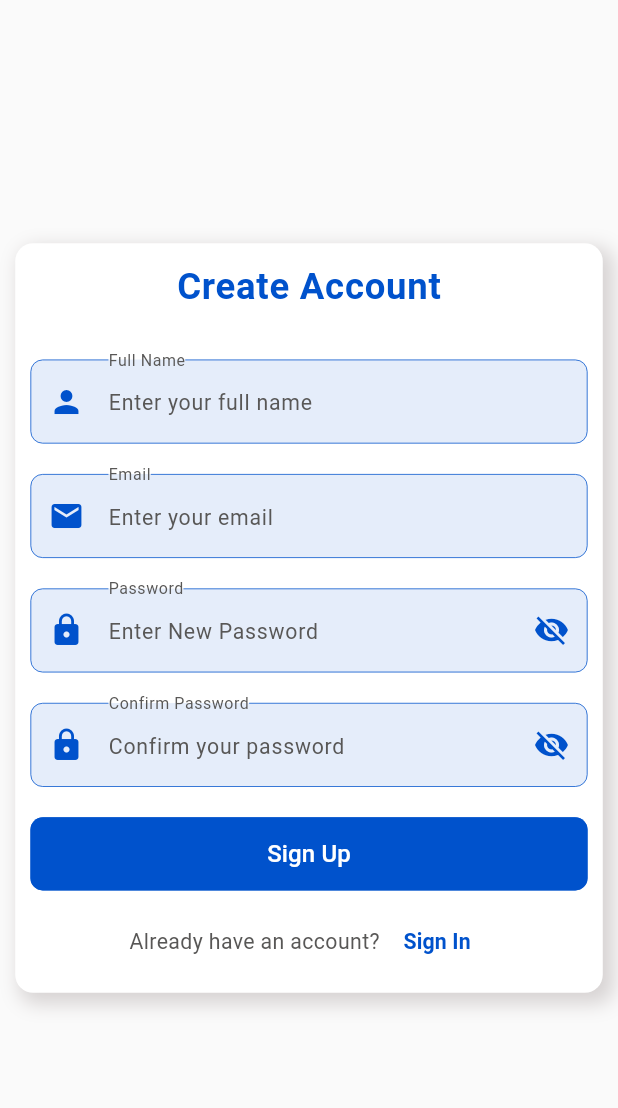
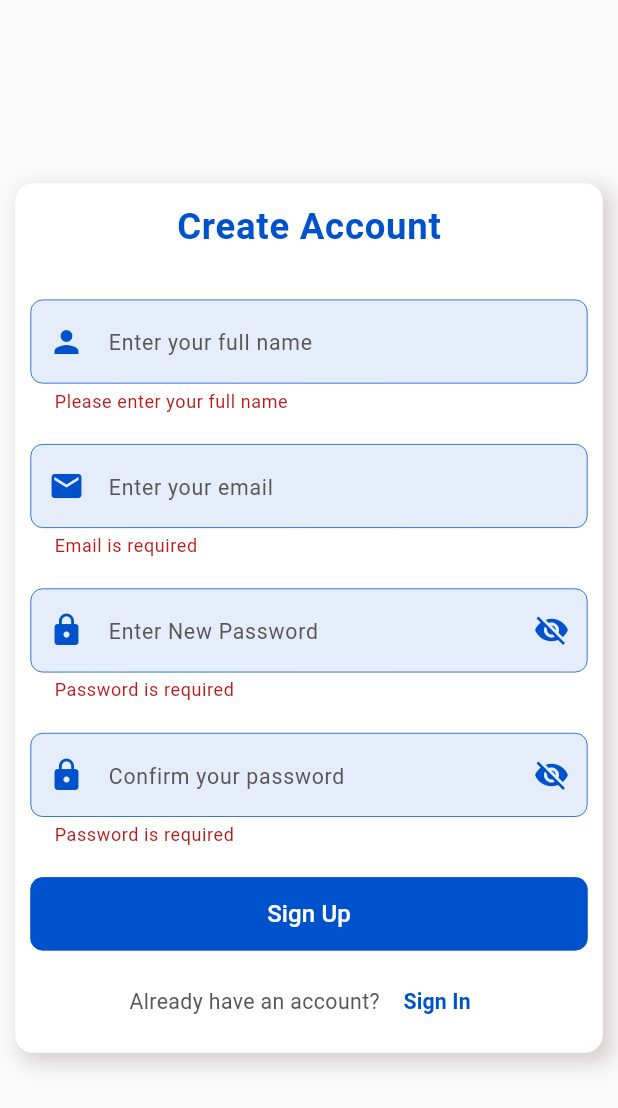
Before and after one commit to sznpok/xcenter_app, a Flutter app: the RegisterView screen opened by its route, after a tap on "Sign Up", on a phone screen of 412 x 824 dp. Shown: the top 1108 px of the screen. Run offline on Flutter 3.47's test engine with Material 3 defaults, Android fonts, the phone set to English and light mode, and no system bars; our stand-ins replace bloc, cloud_firestore, equatable, firebase_auth, firebase_core, flutter_bloc and 2 more; accounts and stored records are empty; network calls fail.

Commit message:
register completed

```diff
--- a/lib/module/auth/view/register_view.dart
+++ b/lib/module/auth/view/register_view.dart
@@ -1,8 +1,11 @@
 import 'package:flutter/material.dart';
+import 'package:flutter_bloc/flutter_bloc.dart';
 import 'package:flutter_screenutil/flutter_screenutil.dart';
+import 'package:tiktok_video/module/auth/auth_bloc/auth_bloc.dart';
 
 import '../../../constants/app_colors.dart';
 import '../../../routers/routers.dart';
+import '../../../utils/validation_mixin.dart';
 import '../../../widgets/custom_button.dart';
 import '../../../widgets/custom_text_form.dart';
 
@@ -22,13 +25,18 @@ class RegisterView extends StatelessWidget {
 
   @override
   Widget build(BuildContext context) {
-    return Scaffold(
+    return BlocProvider(
+      create: (context) => AuthBloc(),
+      child: Scaffold(
         backgroundColor: AppColors.backgroundColor,
-      body: Padding(
+        body: BlocBuilder<AuthBloc, AuthState>(
+          builder: (context, state) {
+            return Padding(
               padding: EdgeInsets.all(10.sp),
               child: Center(
                 child: SingleChildScrollView(
                   child: Form(
+                    key: state.registerKey,
                     child: DecoratedBox(
                       decoration: BoxDecoration(
                         borderRadius: BorderRadius.circular(12.0),
@@ -60,7 +68,10 @@ class RegisterView extends StatelessWidget {
                             10.verticalSpace,
                             Text(
                               "Create Account",
-                        style: Theme.of(context).textTheme.bodyLarge!.copyWith(
+                              style: Theme.of(context)
+                                  .textTheme
+                                  .bodyLarge!
+                                  .copyWith(
                                     fontSize: 24.sp,
                                     fontWeight: FontWeight.w600,
                                     color: AppColors.primaryColor,
@@ -68,64 +79,144 @@ class RegisterView extends StatelessWidget {
                             ),
                             30.verticalSpace,
                             CustomTextFormField(
-                        label: "Full Name",
+                              label: "",
                               prefixIcon: Icon(
                                 Icons.person,
                                 color: AppColors.primaryColor,
                               ),
                               hintText: "Enter your full name",
                               keyboardType: TextInputType.text,
-                        onChanged: (value) {},
-                        name: "userName",
+                              validator: (value) {
+                                if (value == null || value.isEmpty) {
+                                  return "Please enter your full name";
+                                }
+                                return null;
+                              },
+                              onChanged: (value) {
+                                if (value != null) {
+                                  context
+                                      .read<AuthBloc>()
+                                      .add(FullNameChangedEvent(value));
+                                }
+                              },
+                              initialValue: state.fullName,
+                              name: "fullName",
                             ),
                             20.verticalSpace,
                             CustomTextFormField(
-                        label: "Email",
-                        prefixIcon:
-                            Icon(Icons.email, color: AppColors.primaryColor),
+                              label: "",
+                              prefixIcon: Icon(Icons.email,
+                                  color: AppColors.primaryColor),
                               hintText: "Enter your email",
-                        onChanged: (value) {},
+                              validator: (value) {
+                                if (value == null || value.isEmpty) {
+                                  return "Email is required";
+                                }
+                                if (!ValidationMixin().validateEmail(value)) {
+                                  return "Invalid email";
+                                }
+                              },
+                              onChanged: (value) {
+                                if (value != null) {
+                                  context
+                                      .read<AuthBloc>()
+                                      .add(EmailChangedEvent(value));
+                                }
+                              },
                               name: "email",
                             ),
                             20.verticalSpace,
                             CustomTextFormField(
-                        label: "Password",
-                        prefixIcon:
-                            Icon(Icons.lock, color: AppColors.primaryColor),
+                              label: "",
+                              prefixIcon: Icon(Icons.lock,
+                                  color: AppColors.primaryColor),
                               hintText: "Enter New Password",
                               name: "password",
+                              initialValue: state.password,
+                              obscureText: !state.isPasswordVisible,
                               keyboardType: TextInputType.text,
-                        onChanged: (value) {},
+                              validator: (value) {
+                                if (value == null || value.isEmpty) {
+                                  return "Password is required";
+                                }
+                                if (!ValidationMixin()
+                                    .validatePassword(value)) {
+                                  return "Invalid password";
+                                }
+                                return null;
+                              },
+                              onChanged: (value) {
+                                if (value != null) {
+                                  context
+                                      .read<AuthBloc>()
+                                      .add(PasswordChangedEvent(value));
+                                }
+                              },
                               suffixIcon: IconButton(
-                          onPressed: () {},
+                                onPressed: () {
+                                  context
+                                      .read<AuthBloc>()
+                                      .add(PasswordVisibleEvent());
+                                },
                                 icon: Icon(
-                            Icons.visibility_off,
+                                  !state.isPasswordVisible
+                                      ? Icons.visibility_off
+                                      : Icons.visibility,
                                   color: AppColors.primaryColor,
                                 ),
                               ),
                             ),
                             20.verticalSpace,
                             CustomTextFormField(
-                        label: "Confirm Password",
-                        prefixIcon:
-                            Icon(Icons.lock, color: AppColors.primaryColor),
+                              label: "",
+                              initialValue: state.confirmPassword,
+                              obscureText: !state.isConfirmPasswordVisible,
+                              prefixIcon: Icon(Icons.lock,
+                                  color: AppColors.primaryColor),
                               hintText: "Confirm your password",
+                              validator: (value) {
+                                if (value == null || value.isEmpty) {
+                                  return "Password is required";
+                                } else if (value != state.password) {
+                                  return "Passwords do not match";
+                                }
+                                if (!ValidationMixin()
+                                    .validatePassword(value)) {
+                                  return "Invalid password";
+                                }
+                                return null;
+                              },
                               keyboardType: TextInputType.text,
-                        onChanged: (value) {},
-                        name: "password",
+                              onChanged: (value) {
+                                if (value != null) {
+                                  context
+                                      .read<AuthBloc>()
+                                      .add(ConfirmPasswordChangedEvent(value));
+                                }
+                              },
+                              name: "confirmpassword",
                               suffixIcon: IconButton(
-                          onPressed: () {},
+                                onPressed: () {
+                                  context
+                                      .read<AuthBloc>()
+                                      .add(ConfirmPasswordVisibleEvent());
+                                },
                                 icon: Icon(
-                            Icons.visibility_off,
+                                  !state.isConfirmPasswordVisible
+                                      ? Icons.visibility_off
+                                      : Icons.visibility,
                                   color: AppColors.primaryColor,
                                 ),
                               ),
                             ),
                             20.verticalSpace,
                             CustomButton(
-                        onPressed: () {},
+                              onPressed: () {
+                                context.read<AuthBloc>().add(RegisterEvent());
+                              },
                               label: "Sign Up",
                               labelColor: AppColors.white,
+                              loading: state.isLoading,
                             ),
                             10.verticalSpace,
                             Row(
@@ -161,6 +252,9 @@ class RegisterView extends StatelessWidget {
                   ),
                 ),
               ),
+            );
+          },
+        ),
       ),
     );
   }
```
Also changed, not shown: lib/module/auth/auth_bloc/auth_bloc.dart (+9 -1 lines), lib/module/auth/view/auth_gate.dart (added, +24 -0 lines), lib/splash_view.dart (+5 -3 lines), lib/utils/validation_mixin.dart (+8 -2 lines). Lines whose indentation alone changed are shown as unchanged.
